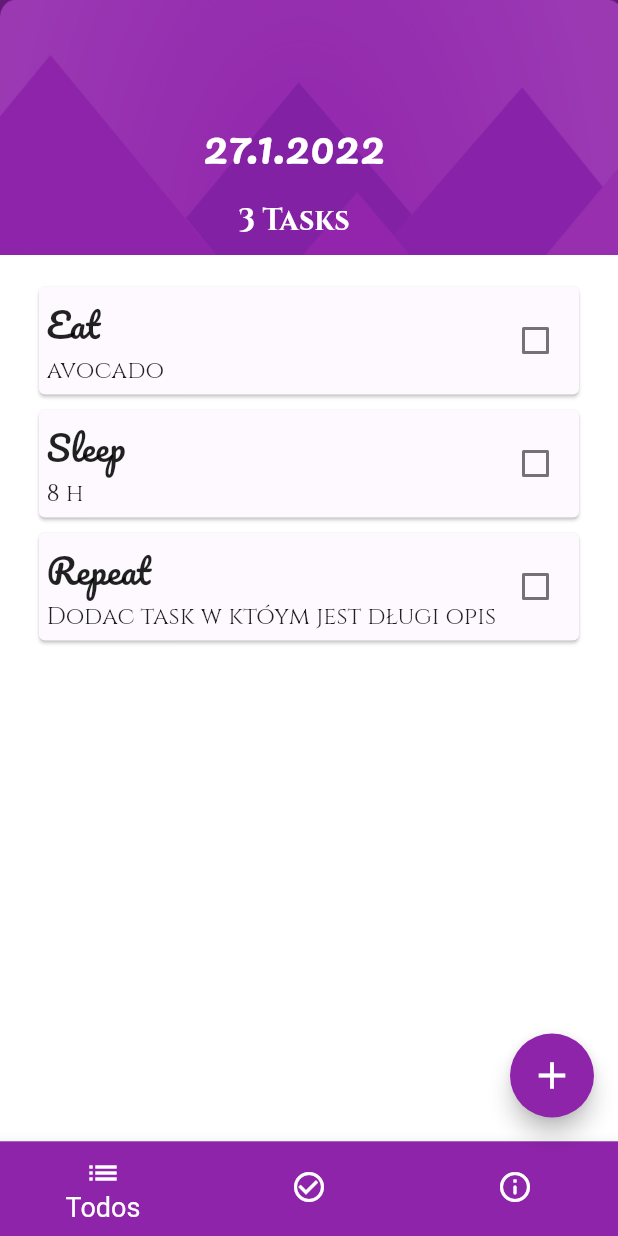
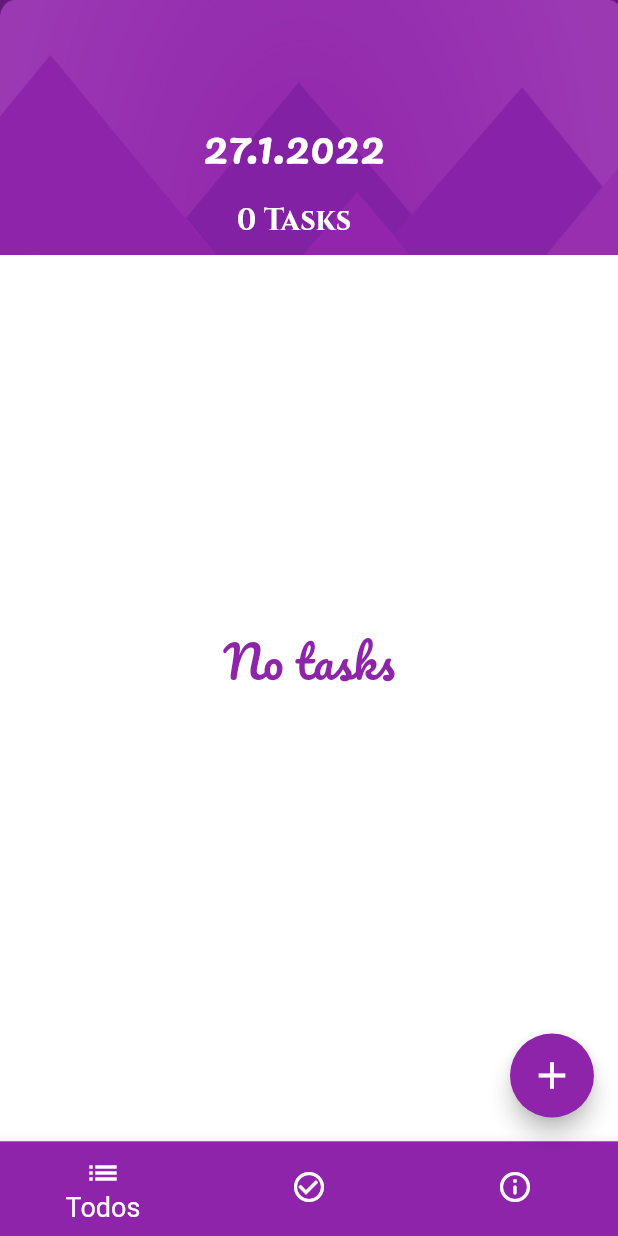
Before and after one commit to WeronikaWItt/todoey, a Flutter app: the screen it shows after launch, on a phone screen of 412 x 824 dp. Run offline on Flutter 3.47's test engine with Material 2 defaults, Android fonts, the phone set to English and light mode, and no system bars; drawn by our look-alikes of flutter_slidable; our stand-ins replace shared_preferences.

Commit message:
minor changes

```diff
--- a/lib/models/task_data.dart
+++ b/lib/models/task_data.dart
@@ -8,9 +8,9 @@ class TaskData extends ChangeNotifier {
   String editedTaskDescription;
 
   List<Task> _tasks = [
-    Task(taskTitle: 'Eat', description: 'avocado', id: 0),
-    Task(taskTitle: 'Sleep', description: '8 h', id: 1),
-    Task(taskTitle: 'Repeat', description: 'Dodac task w któym jest długi opis', id: 2),
+    // Task(taskTitle: 'Eat', description: 'avocado', id: 0),
+    // Task(taskTitle: 'Sleep', description: '8 h', id: 1),
+    // Task(taskTitle: 'Repeat', description: 'Dodac task w któym jest długi opis', id: 2),
   ];
 
   List<Task> get tasks => _tasks.where((todo) => todo.isDone == false).toList();
--- a/lib/widgets/task_widget.dart
+++ b/lib/widgets/task_widget.dart
@@ -61,7 +61,7 @@ class TaskWidget extends StatelessWidget {
                       crossAxisAlignment: CrossAxisAlignment.start,
                       children: [
                         Text(
-                          '${task.taskTitle}',
+                          '${task.taskTitle}'.toLowerCase(),
                           style: TextStyle(
                             fontFamily: 'Pacifico',
                             fontSize: 23,
```
